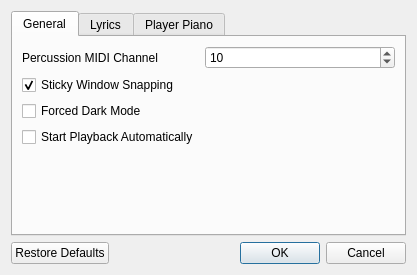
The window that prefsdialog.ui (pedrolcl/dmidiplayer) describes before a commit, drawn with Qt 5.
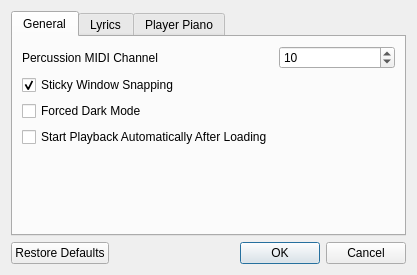
The same window after the commit.

```diff
--- a/prefsdialog.ui
+++ b/prefsdialog.ui
@@ -80,7 +80,7 @@
        <item row="3" column="0">
         <widget class="QCheckBox" name="chkAutoPlay">
          <property name="text">
-          <string>Start Playback Automatically</string>
+          <string>Start Playback Automatically After Loading</string>
          </property>
         </widget>
        </item>
```
